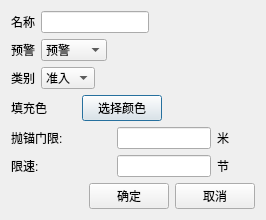
bnufree/MapMerge, file zchx_ecdis/src/dialog/defenceinfodialog.ui: the form before one commit.
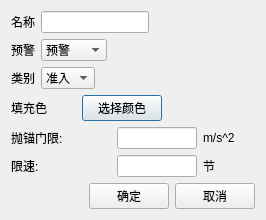
The form after the commit.

Patch:
```diff
--- a/zchx_ecdis/src/dialog/defenceinfodialog.ui
+++ b/zchx_ecdis/src/dialog/defenceinfodialog.ui
@@ -187,8 +187,14 @@
      </item>
      <item>
       <widget class="QLabel" name="label_23">
+       <property name="minimumSize">
+        <size>
+         <width>40</width>
+         <height>0</height>
+        </size>
+       </property>
        <property name="text">
-        <string>米</string>
+        <string>m/s^2</string>
        </property>
       </widget>
      </item>
@@ -227,6 +233,12 @@
      </item>
      <item>
       <widget class="QLabel" name="label_21">
+       <property name="minimumSize">
+        <size>
+         <width>40</width>
+         <height>0</height>
+        </size>
+       </property>
        <property name="text">
         <string>节</string>
        </property>
```
